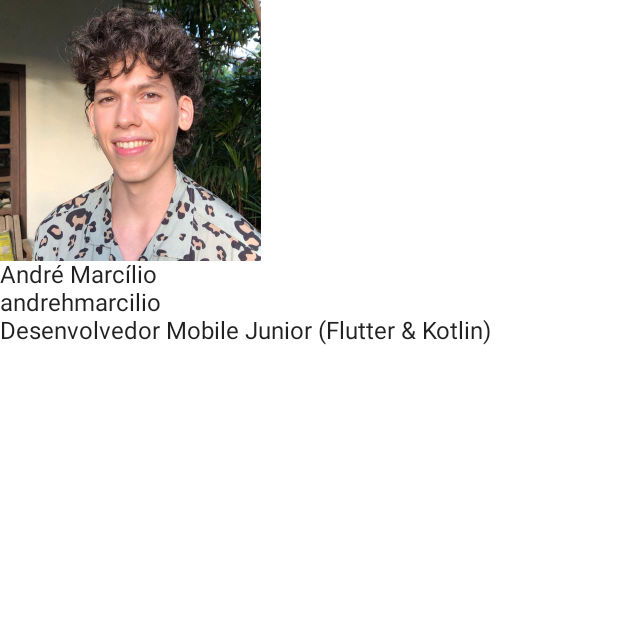
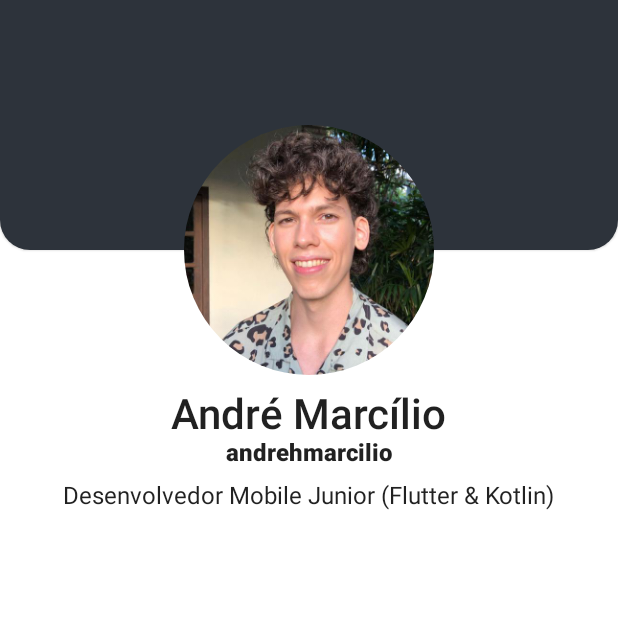
Before and after one commit to andrehmarcilio/dev-hub, an Android app built with Jetpack Compose: the screen it shows after launch (MainActivity), on a phone screen of 412 x 824 dp, the top half of it. Run offline under Robolectric (Android 15) with nearby library versions, the phone set to English and light mode, and no system bars.

Commit message:
Segundo dia do desafio concluído

```diff
--- a/app/src/main/java/br/com/marchiro/devhub/MainActivity.kt
+++ b/app/src/main/java/br/com/marchiro/devhub/MainActivity.kt
@@ -4,33 +4,90 @@ import android.os.Bundle
 import androidx.activity.ComponentActivity
 import androidx.activity.compose.setContent
 import androidx.compose.foundation.Image
-import androidx.compose.foundation.layout.Column
-import androidx.compose.foundation.layout.fillMaxSize
-import androidx.compose.material.MaterialTheme
-import androidx.compose.material.Surface
-import androidx.compose.material.Text
+import androidx.compose.foundation.layout.*
+import androidx.compose.foundation.shape.CircleShape
+import androidx.compose.foundation.shape.RoundedCornerShape
+import androidx.compose.material.*
+import androidx.compose.runtime.Composable
+import androidx.compose.runtime.remember
+import androidx.compose.ui.Alignment
 import androidx.compose.ui.Modifier
+import androidx.compose.ui.draw.clip
 import androidx.compose.ui.res.painterResource
+import androidx.compose.ui.text.font.FontWeight
+import androidx.compose.ui.tooling.preview.Preview
+import androidx.compose.ui.unit.Dp
+import androidx.compose.ui.unit.dp
+import androidx.compose.ui.unit.sp
 import br.com.marchiro.devhub.ui.theme.DevHubTheme
+import br.com.marchiro.devhub.ui.theme.GitGray
 
 class MainActivity : ComponentActivity() {
     override fun onCreate(savedInstanceState: Bundle?) {
         super.onCreate(savedInstanceState)
         setContent {
             DevHubTheme {
-                // A surface container using the 'background' color from the theme
                 Surface(
                     modifier = Modifier.fillMaxSize(),
                     color = MaterialTheme.colors.background
                 ) {
-                  Column() {
-                      Image (painterResource(id = R.drawable.fotoperfil), "Foto perfil")
-                      Text(text = "André Marcílio")
-                      Text(text = "andrehmarcilio")
-                      Text(text = "Desenvolvedor Mobile Junior (Flutter & Kotlin)")
-                  }
+                    ProfileScreen()
                 }
             }
         }
     }
 }
+
+@Preview
+@Composable
+fun ProfileScreen() {
+    Column(horizontalAlignment = Alignment.CenterHorizontally) {
+        val boxHeight = remember {
+            250.dp
+        }
+        ProfileHeader(boxHeight)
+        Spacer(Modifier.height(10.dp))
+        ProfileInfo()
+        Spacer(Modifier.height(10.dp))
+    }
+}
+
+
+@Composable
+private fun ProfileInfo() {
+    Text(text = "André Marcílio", fontSize = 28.sp, fontWeight = FontWeight.SemiBold)
+    Text(text = "andrehmarcilio", fontWeight = FontWeight.ExtraBold)
+    Spacer(Modifier.height(10.dp))
+    Text(text = "Desenvolvedor Mobile Junior (Flutter & Kotlin)")
+}
+
+@Composable
+private fun ProfileHeader(boxHeight: Dp) {
+    val viewHeight = boxHeight / 3 * 2
+    Box(
+        Modifier
+            .height(boxHeight)
+            .fillMaxWidth(),
+        contentAlignment = Alignment.BottomStart
+    ) {
+        Card(
+            Modifier
+                .fillMaxWidth()
+                .height(viewHeight)
+                .align(Alignment.TopCenter),
+            shape = RoundedCornerShape(bottomEnd = 20.dp, bottomStart = 20.dp),
+            backgroundColor = GitGray,
+
+            ) {
+
+        }
+        Image(
+            painterResource(id = R.drawable.fotoperfil),
+            "Foto perfil", modifier = Modifier
+                .height(viewHeight)
+                .width(viewHeight)
+                .align(Alignment.BottomCenter)
+                .clip(CircleShape)
+        )
+    }
+}
--- a/app/src/main/java/br/com/marchiro/devhub/ui/theme/Color.kt
+++ b/app/src/main/java/br/com/marchiro/devhub/ui/theme/Color.kt
@@ -2,7 +2,8 @@ package br.com.marchiro.devhub.ui.theme
 
 import androidx.compose.ui.graphics.Color
 
-val Purple200 = Color(0xFFBB86FC)
-val Purple500 = Color(0xFF6200EE)
-val Purple700 = Color(0xFF3700B3)
-val Teal200 = Color(0xFF03DAC5)
+val Black = Color(0xFF000000)
+val GitGrayDarker = Color(0xFF1F2329)
+val GitBlueDarker = Color(0xFF223D5C)
+val GitBlue = Color(0xFF58A6FF)
+val GitGray = Color(0xFF2D333B)
--- a/app/src/main/java/br/com/marchiro/devhub/ui/theme/Theme.kt
+++ b/app/src/main/java/br/com/marchiro/devhub/ui/theme/Theme.kt
@@ -1,30 +1,26 @@
 package br.com.marchiro.devhub.ui.theme
 
+import android.app.Activity
 import androidx.compose.foundation.isSystemInDarkTheme
 import androidx.compose.material.MaterialTheme
 import androidx.compose.material.darkColors
 import androidx.compose.material.lightColors
 import androidx.compose.runtime.Composable
+import androidx.compose.runtime.SideEffect
+import androidx.compose.ui.graphics.toArgb
+import androidx.compose.ui.platform.LocalView
+import androidx.core.view.WindowCompat
 
 private val DarkColorPalette = darkColors(
-    primary = Purple200,
-    primaryVariant = Purple700,
-    secondary = Teal200
+    primary = Black,
+    primaryVariant = GitBlueDarker,
+    secondary = GitBlue
 )
 
 private val LightColorPalette = lightColors(
-    primary = Purple500,
-    primaryVariant = Purple700,
-    secondary = Teal200
-
-    /* Other default colors to override
-    background = Color.White,
-    surface = Color.White,
-    onPrimary = Color.White,
-    onSecondary = Color.Black,
-    onBackground = Color.Black,
-    onSurface = Color.Black,
-    */
+    primary = GitGrayDarker,
+    primaryVariant = GitBlueDarker,
+    secondary = GitBlue
 )
 
 @Composable
@@ -35,6 +31,7 @@ fun DevHubTheme(darkTheme: Boolean = isSystemInDarkTheme(), content: @Composable
         LightColorPalette
     }
 
+
     MaterialTheme(
         colors = colors,
         typography = Typography,
--- a/app/src/main/res/values/colors.xml
+++ b/app/src/main/res/values/colors.xml
@@ -1,10 +1,10 @@
 <?xml version="1.0" encoding="utf-8"?>
 <resources>
-    <color name="purple_200">#FFBB86FC</color>
-    <color name="purple_500">#FF6200EE</color>
-    <color name="purple_700">#FF3700B3</color>
-    <color name="teal_200">#FF03DAC5</color>
-    <color name="teal_700">#FF018786</color>
+    <color name="black_1000">#FF000000</color>
+    <color name="git_blue_darker">#FF223D5C</color>
+    <color name="git_gray_darker">#FF1F2329</color>
+    <color name="git_blue">#FF58A6FF</color>
+    <color name="git_gray">#FF2D333B</color>
     <color name="black">#FF000000</color>
     <color name="white">#FFFFFFFF</color>
 </resources>
--- a/app/src/main/res/values/themes.xml
+++ b/app/src/main/res/values/themes.xml
@@ -2,6 +2,6 @@
 <resources>
 
     <style name="Theme.DevHub" parent="android:Theme.Material.Light.NoActionBar">
-        <item name="android:statusBarColor">@color/purple_700</item>
+        <item name="android:statusBarColor">@color/git_gray_darker</item>
     </style>
 </resources>
```
